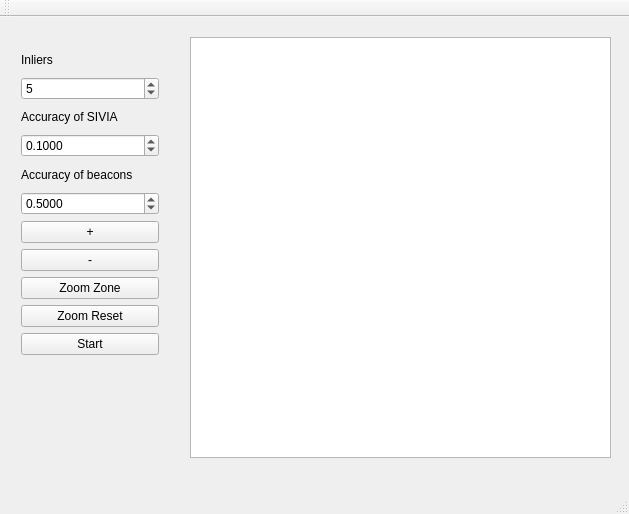
Before: the Qt Designer form mainwindow.ui in qbrefort/Qinter, drawn with Qt 5.
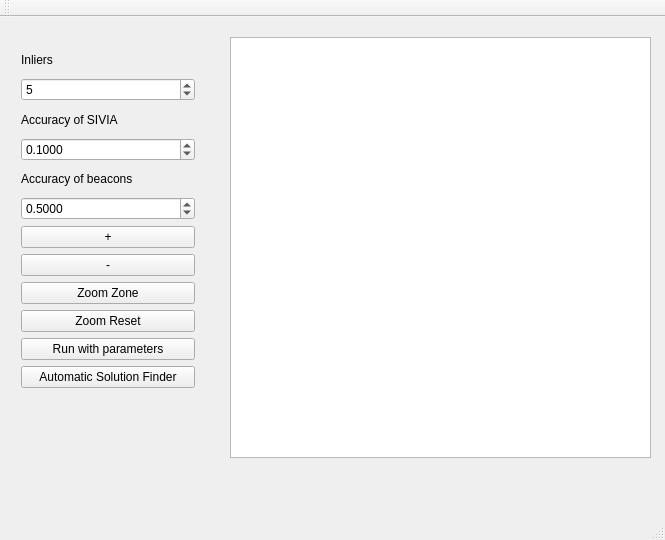
After: the same form once the commit is applied.

Commit message: Choose your simulation: automatic finder or with your parameters

The edit to the form file:
```diff
--- a/mainwindow.ui
+++ b/mainwindow.ui
@@ -6,8 +6,8 @@
    <rect>
     <x>0</x>
     <y>0</y>
-    <width>629</width>
-    <height>514</height>
+    <width>665</width>
+    <height>540</height>
    </rect>
   </property>
   <property name="windowTitle">
@@ -17,7 +17,7 @@
    <widget class="QGraphicsView" name="graphicsView">
     <property name="geometry">
      <rect>
-      <x>190</x>
+      <x>230</x>
       <y>20</y>
       <width>421</width>
       <height>421</height>
@@ -35,8 +35,8 @@
      <rect>
       <x>10</x>
       <y>20</y>
-      <width>160</width>
-      <height>329</height>
+      <width>196</width>
+      <height>362</height>
      </rect>
     </property>
     <layout class="QVBoxLayout" name="verticalLayout">
@@ -143,7 +143,14 @@
      <item>
       <widget class="QPushButton" name="ButtonStart">
        <property name="text">
-        <string>Start</string>
+        <string>Run with parameters</string>
+       </property>
+      </widget>
+     </item>
+     <item>
+      <widget class="QPushButton" name="ButtonFindSol">
+       <property name="text">
+        <string>Automatic Solution Finder</string>
        </property>
       </widget>
      </item>
```
Left out of the diff: 2 changed lines with no effect on the pictures. The commit also changes 4 other files.
